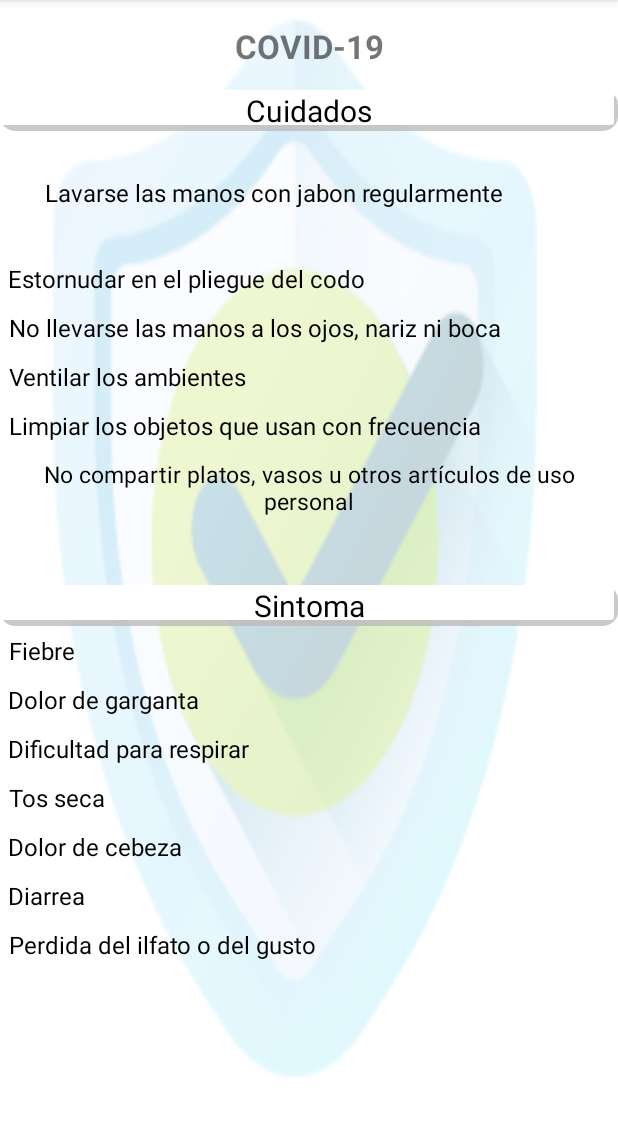
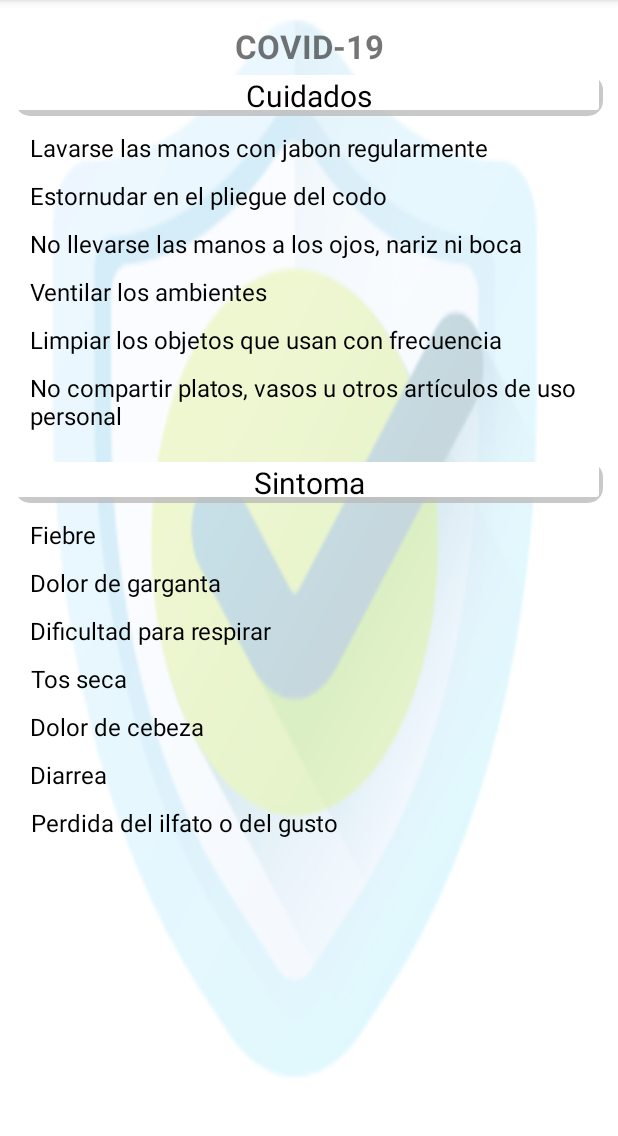
Before and after one commit to diedrych/SECUIRITYOILAPP, an Android app: the covid screen opened directly, with no data from a screen before it, on a phone screen of 412 x 824 dp, the part 84-1220 px from its top. Run offline under Robolectric (Android 15) with nearby library versions, the phone set to English and light mode, and no system bars.

```diff
--- a/app/src/main/res/layout/activity_content.xml
+++ b/app/src/main/res/layout/activity_content.xml
@@ -24,7 +24,7 @@
     <GridLayout
         android:layout_width="match_parent"
         android:layout_height="match_parent"
-        android:layout_margin="30sp"
+        android:layout_margin="40sp"
         android:columnCount="2"
         android:rowCount="4">
 
--- a/app/src/main/res/layout/activity_covid.xml
+++ b/app/src/main/res/layout/activity_covid.xml
@@ -24,6 +24,7 @@
     <LinearLayout
         android:layout_width="match_parent"
         android:layout_height="match_parent"
+        android:layout_margin="10sp"
         android:orientation="vertical">
 
 
@@ -32,7 +33,7 @@
                 android:layout_width="match_parent"
                 android:layout_height="wrap_content"
                 android:gravity="center_horizontal"
-                android:layout_marginTop="60sp"
+                android:layout_marginTop="40sp"
                 android:text="@string/txt_care"
                 android:background="@drawable/white_rectangle_background"
                 android:textColor="@color/black"
@@ -42,9 +43,9 @@
                 android:id="@+id/care1Text"
                 android:layout_width="wrap_content"
                 android:layout_height="wrap_content"
-                android:gravity="center"
+                android:gravity="center_vertical"
                 android:layout_marginTop="10sp"
-                android:layout_margin="30sp"
+                android:layout_marginLeft="10sp"
                 android:text="@string/txt_care1"
                 android:textColor="@color/black"
                 android:textSize="16sp"/>
@@ -52,9 +53,9 @@
                 android:id="@+id/care2Text"
                 android:layout_width="wrap_content"
                 android:layout_height="wrap_content"
-                android:gravity="center"
+                android:gravity="center_vertical"
                 android:layout_marginTop="10sp"
-                android:layout_margin="5sp"
+                android:layout_marginLeft="10sp"
                 android:text="@string/txt_care2"
                 android:textColor="@color/black"
                 android:textSize="16sp"/>
@@ -62,9 +63,9 @@
                 android:id="@+id/care3Text"
                 android:layout_width="wrap_content"
                 android:layout_height="wrap_content"
-                android:gravity="center"
+                android:gravity="center_vertical"
                 android:layout_marginTop="10sp"
-                android:layout_margin="5sp"
+                android:layout_marginLeft="10sp"
                 android:text="@string/txt_care3"
                 android:textColor="@color/black"
                 android:textSize="16sp"/>
@@ -72,9 +73,9 @@
                 android:id="@+id/care4Text"
                 android:layout_width="wrap_content"
                 android:layout_height="wrap_content"
-                android:gravity="center"
+                android:gravity="center_vertical"
                 android:layout_marginTop="10sp"
-                android:layout_margin="5sp"
+                android:layout_marginLeft="10sp"
                 android:text="@string/txt_care4"
                 android:textColor="@color/black"
                 android:textSize="16sp"/>
@@ -82,9 +83,9 @@
                 android:id="@+id/care5Text"
                 android:layout_width="wrap_content"
                 android:layout_height="wrap_content"
-                android:gravity="center"
+                android:gravity="center_vertical"
                 android:layout_marginTop="10sp"
-                android:layout_margin="5sp"
+                android:layout_marginLeft="10sp"
                 android:text="@string/txt_care5"
                 android:textColor="@color/black"
                 android:textSize="16sp"/>
@@ -92,12 +93,12 @@
                 android:id="@+id/care6Text"
                 android:layout_width="wrap_content"
                 android:layout_height="wrap_content"
-                android:gravity="center"
+                android:gravity="center_vertical"
                 android:layout_marginTop="10sp"
-                android:layout_margin="5sp"
+                android:layout_marginLeft="10sp"
                 android:text="@string/txt_care6"
                 android:textColor="@color/black"
-                android:textSize="15sp"/>
+                android:textSize="16sp"/>
 
 
             <TextView
@@ -105,7 +106,7 @@
                 android:layout_width="match_parent"
                 android:layout_height="wrap_content"
                 android:gravity="center_horizontal"
-                android:layout_marginTop="40sp"
+                android:layout_marginTop="20sp"
                 android:text="@string/txt_symptom"
                 android:background="@drawable/white_rectangle_background"
                 android:textColor="@color/black"
@@ -114,9 +115,9 @@
                 android:id="@+id/symptom1Text"
                 android:layout_width="wrap_content"
                 android:layout_height="wrap_content"
-                android:gravity="center"
+                android:gravity="center_vertical"
                 android:layout_marginTop="10sp"
-                android:layout_margin="5sp"
+                android:layout_marginLeft="10sp"
                 android:text="@string/txt_symptom1"
                 android:textColor="@color/black"
                 android:textSize="16sp"/>
@@ -126,7 +127,7 @@
                 android:layout_height="wrap_content"
                 android:gravity="center"
                 android:layout_marginTop="10sp"
-                android:layout_margin="5sp"
+                android:layout_marginLeft="10sp"
                 android:text="@string/txt_symptom2"
                 android:textColor="@color/black"
                 android:textSize="16sp"/>
@@ -136,7 +137,7 @@
                 android:layout_height="wrap_content"
                 android:gravity="center"
                 android:layout_marginTop="10sp"
-                android:layout_margin="5sp"
+                android:layout_marginLeft="10sp"
                 android:text="@string/txt_symptom3"
                 android:textColor="@color/black"
                 android:textSize="16sp"/>
@@ -146,7 +147,7 @@
                 android:layout_height="wrap_content"
                 android:gravity="center"
                 android:layout_marginTop="10sp"
-                android:layout_margin="5sp"
+                android:layout_marginLeft="10sp"
                 android:text="@string/txt_symptom4"
                 android:textColor="@color/black"
                 android:textSize="16sp"/>
@@ -156,7 +157,7 @@
                 android:layout_height="wrap_content"
                 android:gravity="center"
                 android:layout_marginTop="10sp"
-                android:layout_margin="5sp"
+                android:layout_marginLeft="10sp"
                 android:text="@string/txt_symptom5"
                 android:textColor="@color/black"
                 android:textSize="16sp"/>
@@ -166,7 +167,7 @@
                 android:layout_height="wrap_content"
                 android:gravity="center"
                 android:layout_marginTop="10sp"
-                android:layout_margin="5sp"
+                android:layout_marginLeft="10sp"
                 android:text="@string/txt_symptom6"
                 android:textColor="@color/black"
                 android:textSize="16sp"/>
@@ -176,7 +177,7 @@
                 android:layout_height="wrap_content"
                 android:gravity="center"
                 android:layout_marginTop="10sp"
-                android:layout_margin="5sp"
+                android:layout_marginLeft="10sp"
                 android:text="@string/txt_symptom7"
                 android:textColor="@color/black"
                 android:textSize="16sp"/>
```
Also changed, not shown: app/src/main/res/layout/activity_consider.xml (+5 -6 lines), app/src/main/res/layout/activity_information.xml (+11 -11 lines).
